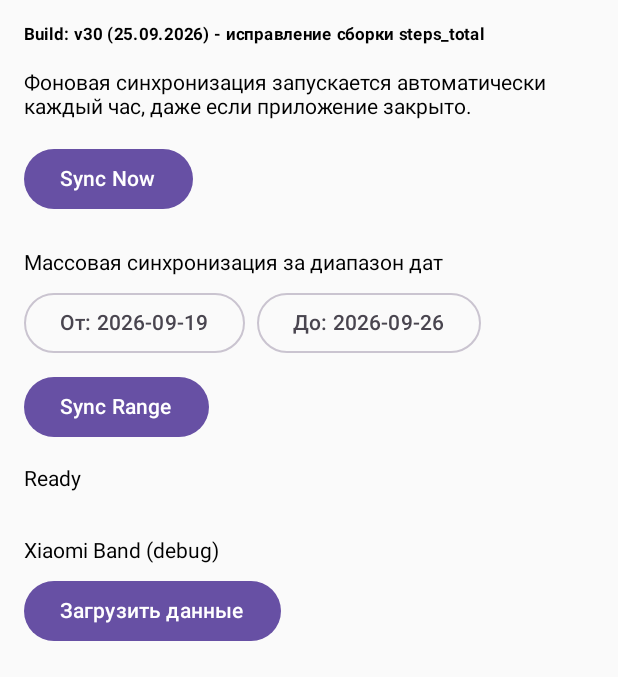
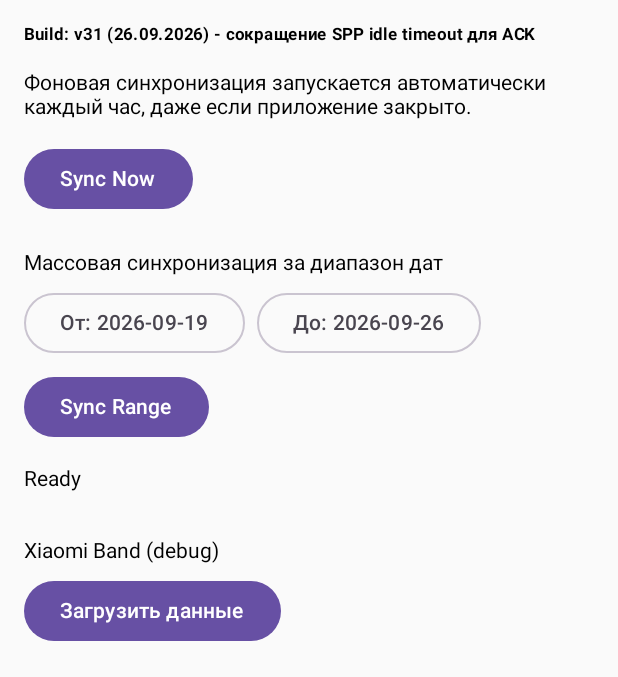
Before and after one commit to vsuh/sleepmon, an Android app built with Jetpack Compose: the screen it shows after launch (MainActivity), on a phone screen of 412 x 824 dp, the part 73-750 px from its top. Run offline under Robolectric (Android 15) with nearby library versions, the light colour scheme and no system bars; libraries missing offline, so code that uses them is left out: androidx.health.connect; pictures from the network do not load; 3 statements that could not run were skipped.

Commit message:
Bump Android build tag to v31 for SPP ACK timeout fix

```diff
--- a/android_sync_app/app/src/main/java/com/example/sleepmonitorsync/MainActivity.kt
+++ b/android_sync_app/app/src/main/java/com/example/sleepmonitorsync/MainActivity.kt
@@ -46,7 +46,7 @@ class MainActivity : ComponentActivity() {
          * 2026-09-15 - see 10-projects/sleep-monitor/task.md "process rule" entry).
          * Format: "vN (ДД.ММ.ГГГГ) - краткое описание изменения".
          */
-        const val APP_BUILD_TAG = "v30 (25.09.2026) - исправление сборки steps_total"
+        const val APP_BUILD_TAG = "v31 (26.09.2026) - сокращение SPP idle timeout для ACK"
     }
 
     private val permissions = setOf(
```
